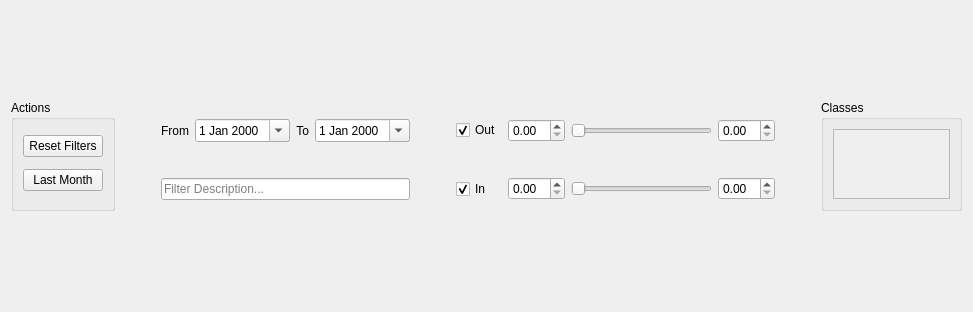
Qt form piggy_bank/ui/filter_tools.ui (pbertoni89/piggy-bank) before a commit.
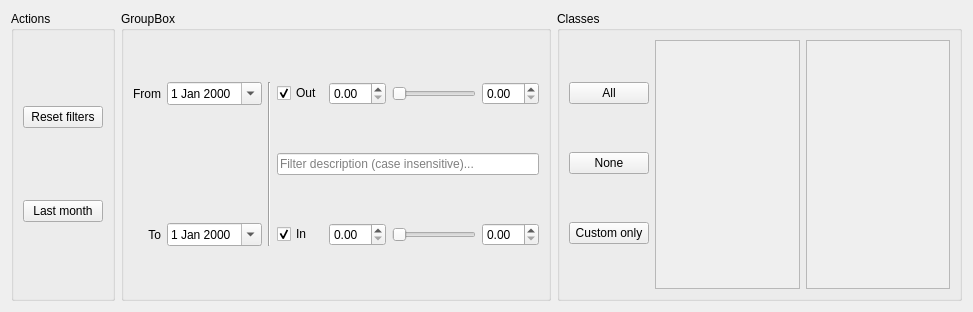
The same form after that commit. Custom widgets are drawn as their Qt base class.

Commit message: Filter panel: All/None/Custom only class buttons, custom and auto areas

```diff
--- a/piggy_bank/ui/filter_tools.ui
+++ b/piggy_bank/ui/filter_tools.ui
@@ -13,10 +13,8 @@
   <property name="windowTitle">
    <string>Form</string>
   </property>
-  <layout class="QVBoxLayout" name="verticalLayout">
+  <layout class="QHBoxLayout" name="horizontalLayout_3">
    <item>
-    <layout class="QGridLayout" name="gridLayout">
-     <item row="0" column="0" rowspan="2">
       <widget class="QGroupBox" name="qgb_actions">
        <property name="title">
         <string>Actions</string>
@@ -25,130 +23,64 @@
         <item>
          <widget class="QPushButton" name="qpb_reset">
           <property name="text">
-           <string>Reset Filters</string>
+         <string>Reset filters</string>
           </property>
          </widget>
         </item>
         <item>
          <widget class="QPushButton" name="qpb_last_month">
           <property name="text">
-           <string>Last Month</string>
+         <string>Last month</string>
           </property>
          </widget>
         </item>
        </layout>
       </widget>
      </item>
-     <item row="0" column="7">
-      <widget class="QCheckBox" name="qchk_out">
+   <item>
+    <widget class="QGroupBox" name="groupBox">
+     <property name="title">
+      <string>GroupBox</string>
+     </property>
+     <layout class="QGridLayout" name="gridLayout_2">
+      <item row="2" column="3">
+       <widget class="QCheckBox" name="qchk_in">
        <property name="text">
-        <string>Out</string>
+         <string>In</string>
        </property>
        <property name="checked">
         <bool>true</bool>
        </property>
       </widget>
      </item>
-     <item row="1" column="8">
-      <widget class="QDoubleSpinBox" name="qsb_in_min">
-       <property name="keyboardTracking">
-        <bool>false</bool>
-       </property>
-       <property name="decimals">
-        <number>2</number>
-       </property>
-       <property name="singleStep">
-        <double>10.000000000000000</double>
-       </property>
-      </widget>
-     </item>
-     <item row="1" column="10">
-      <widget class="QDoubleSpinBox" name="qsb_in_max">
-       <property name="keyboardTracking">
-        <bool>false</bool>
-       </property>
-       <property name="decimals">
-        <number>2</number>
-       </property>
-       <property name="singleStep">
-        <double>10.000000000000000</double>
-       </property>
-      </widget>
-     </item>
-     <item row="1" column="9">
+      <item row="2" column="5">
       <widget class="QDoubleRangeSlider" name="qrs_in">
        <property name="orientation">
         <enum>Qt::Orientation::Horizontal</enum>
        </property>
       </widget>
      </item>
-     <item row="1" column="11">
-      <spacer name="horizontalSpacer_4">
-       <property name="orientation">
-        <enum>Qt::Orientation::Horizontal</enum>
-       </property>
-       <property name="sizeType">
-        <enum>QSizePolicy::Policy::Maximum</enum>
-       </property>
-       <property name="sizeHint" stdset="0">
-        <size>
-         <width>40</width>
-         <height>20</height>
-        </size>
-       </property>
-      </spacer>
-     </item>
-     <item row="0" column="2">
-      <widget class="QLabel" name="label">
-       <property name="text">
-        <string>From</string>
-       </property>
-       <property name="alignment">
-        <set>Qt::AlignmentFlag::AlignRight|Qt::AlignmentFlag::AlignTrailing|Qt::AlignmentFlag::AlignVCenter</set>
+      <item row="2" column="6">
+       <widget class="QDoubleSpinBox" name="qsb_in_max">
+        <property name="keyboardTracking">
+         <bool>false</bool>
+        </property>
+        <property name="decimals">
+         <number>2</number>
+        </property>
+        <property name="singleStep">
+         <double>10.000000000000000</double>
        </property>
       </widget>
      </item>
      <item row="0" column="5">
-      <widget class="QDateEdit" name="qde_end">
-       <property name="calendarPopup">
-        <bool>true</bool>
+       <widget class="QDoubleRangeSlider" name="qrs_out">
+        <property name="orientation">
+         <enum>Qt::Orientation::Horizontal</enum>
        </property>
       </widget>
      </item>
-     <item row="0" column="12" rowspan="2">
-      <widget class="QGroupBox" name="qgb_classes">
-       <property name="title">
-        <string>Classes</string>
-       </property>
-       <layout class="QVBoxLayout" name="verticalLayout_4">
-        <item>
-         <widget class="QScrollArea" name="qsa_classes">
-          <property name="verticalScrollBarPolicy">
-           <enum>Qt::ScrollBarPolicy::ScrollBarAlwaysOff</enum>
-          </property>
-          <property name="horizontalScrollBarPolicy">
-           <enum>Qt::ScrollBarPolicy::ScrollBarAsNeeded</enum>
-          </property>
-          <property name="widgetResizable">
-           <bool>true</bool>
-          </property>
-          <widget class="QWidget" name="qsaw_classes">
-           <property name="geometry">
-            <rect>
-             <x>0</x>
-             <y>0</y>
-             <width>86</width>
-             <height>127</height>
-            </rect>
-           </property>
-           <layout class="QGridLayout" name="qgl_classes"/>
-          </widget>
-         </widget>
-        </item>
-       </layout>
-      </widget>
-     </item>
-     <item row="0" column="10">
+      <item row="0" column="6">
       <widget class="QDoubleSpinBox" name="qsb_out_max">
        <property name="keyboardTracking">
         <bool>false</bool>
@@ -161,51 +93,64 @@
        </property>
       </widget>
      </item>
-     <item row="0" column="8">
-      <widget class="QDoubleSpinBox" name="qsb_out_min">
-       <property name="keyboardTracking">
-        <bool>false</bool>
-       </property>
-       <property name="decimals">
-        <number>2</number>
-       </property>
-       <property name="singleStep">
-        <double>10.000000000000000</double>
+      <item row="0" column="0">
+       <widget class="QLabel" name="label">
+        <property name="text">
+         <string>From</string>
+        </property>
+        <property name="alignment">
+         <set>Qt::AlignmentFlag::AlignRight|Qt::AlignmentFlag::AlignTrailing|Qt::AlignmentFlag::AlignVCenter</set>
        </property>
       </widget>
      </item>
-     <item row="0" column="3">
+      <item row="0" column="1">
       <widget class="QDateEdit" name="qde_start">
        <property name="calendarPopup">
         <bool>true</bool>
        </property>
       </widget>
      </item>
-     <item row="0" column="9">
-      <widget class="QDoubleRangeSlider" name="qrs_out">
-       <property name="orientation">
-        <enum>Qt::Orientation::Horizontal</enum>
-       </property>
-      </widget>
-     </item>
-     <item row="1" column="2" colspan="4">
+      <item row="1" column="3" colspan="4">
       <widget class="QLineEdit" name="qle_description">
        <property name="placeholderText">
-        <string>Filter Description...</string>
-       </property>
-      </widget>
-     </item>
-     <item row="1" column="7">
-      <widget class="QCheckBox" name="qchk_in">
-       <property name="text">
-        <string>In</string>
-       </property>
-       <property name="checked">
-        <bool>true</bool>
+         <string>Filter description (case insensitive)...</string>
        </property>
       </widget>
      </item>
      <item row="0" column="4">
+       <widget class="QDoubleSpinBox" name="qsb_out_min">
+        <property name="keyboardTracking">
+         <bool>false</bool>
+        </property>
+        <property name="decimals">
+         <number>2</number>
+        </property>
+        <property name="singleStep">
+         <double>10.000000000000000</double>
+        </property>
+       </widget>
+      </item>
+      <item row="2" column="4">
+       <widget class="QDoubleSpinBox" name="qsb_in_min">
+        <property name="keyboardTracking">
+         <bool>false</bool>
+        </property>
+        <property name="decimals">
+         <number>2</number>
+        </property>
+        <property name="singleStep">
+         <double>10.000000000000000</double>
+        </property>
+       </widget>
+      </item>
+      <item row="2" column="1">
+       <widget class="QDateEdit" name="qde_end">
+        <property name="calendarPopup">
+         <bool>true</bool>
+        </property>
+       </widget>
+      </item>
+      <item row="2" column="0">
       <widget class="QLabel" name="label_2">
        <property name="text">
         <string>To</string>
@@ -215,39 +160,107 @@
        </property>
       </widget>
      </item>
-     <item row="0" column="1">
-      <spacer name="horizontalSpacer_2">
+      <item row="0" column="3">
+       <widget class="QCheckBox" name="qchk_out">
+        <property name="text">
+         <string>Out</string>
+        </property>
+        <property name="checked">
+         <bool>true</bool>
+        </property>
+       </widget>
+      </item>
+      <item row="0" column="2" rowspan="3">
+       <widget class="Line" name="line">
        <property name="orientation">
-        <enum>Qt::Orientation::Horizontal</enum>
-       </property>
-       <property name="sizeType">
-        <enum>QSizePolicy::Policy::Maximum</enum>
-       </property>
-       <property name="sizeHint" stdset="0">
-        <size>
-         <width>40</width>
-         <height>20</height>
-        </size>
-       </property>
-      </spacer>
-     </item>
-     <item row="0" column="6">
-      <spacer name="horizontalSpacer">
-       <property name="orientation">
-        <enum>Qt::Orientation::Horizontal</enum>
-       </property>
-       <property name="sizeType">
-        <enum>QSizePolicy::Policy::Maximum</enum>
-       </property>
-       <property name="sizeHint" stdset="0">
-        <size>
-         <width>40</width>
-         <height>20</height>
-        </size>
-       </property>
-      </spacer>
-     </item>
-    </layout>
+         <enum>Qt::Orientation::Vertical</enum>
+        </property>
+       </widget>
+      </item>
+     </layout>
+    </widget>
+   </item>
+   <item>
+    <widget class="QGroupBox" name="qgb_classes">
+     <property name="title">
+      <string>Classes</string>
+     </property>
+     <layout class="QHBoxLayout" name="horizontalLayout">
+      <item>
+       <layout class="QVBoxLayout" name="verticalLayout_3">
+        <item>
+         <widget class="QPushButton" name="qpb_classes_all">
+          <property name="text">
+           <string>All</string>
+          </property>
+         </widget>
+        </item>
+        <item>
+         <widget class="QPushButton" name="qpb_classes_none">
+          <property name="text">
+           <string>None</string>
+          </property>
+         </widget>
+        </item>
+        <item>
+         <widget class="QPushButton" name="qpb_classes_custom_only">
+          <property name="text">
+           <string>Custom only</string>
+          </property>
+         </widget>
+        </item>
+       </layout>
+      </item>
+      <item>
+       <widget class="QScrollArea" name="qsa_classes_custom">
+        <property name="verticalScrollBarPolicy">
+         <enum>Qt::ScrollBarPolicy::ScrollBarAlwaysOff</enum>
+        </property>
+        <property name="horizontalScrollBarPolicy">
+         <enum>Qt::ScrollBarPolicy::ScrollBarAsNeeded</enum>
+        </property>
+        <property name="widgetResizable">
+         <bool>true</bool>
+        </property>
+        <widget class="QWidget" name="qsaw_classes_custom">
+         <property name="geometry">
+          <rect>
+           <x>0</x>
+           <y>0</y>
+           <width>124</width>
+           <height>247</height>
+          </rect>
+         </property>
+         <layout class="QGridLayout" name="qgl_classes_3"/>
+        </widget>
+       </widget>
+      </item>
+      <item>
+       <widget class="QScrollArea" name="qsa_classes_auto">
+        <property name="verticalScrollBarPolicy">
+         <enum>Qt::ScrollBarPolicy::ScrollBarAlwaysOff</enum>
+        </property>
+        <property name="horizontalScrollBarPolicy">
+         <enum>Qt::ScrollBarPolicy::ScrollBarAsNeeded</enum>
+        </property>
+        <property name="widgetResizable">
+         <bool>true</bool>
+        </property>
+        <widget class="QWidget" name="qsaw_classes_auto">
+         <property name="geometry">
+          <rect>
+           <x>0</x>
+           <y>0</y>
+           <width>124</width>
+           <height>247</height>
+          </rect>
+         </property>
+         <layout class="QGridLayout" name="qgl_classes"/>
+        </widget>
+       </widget>
+      </item>
+     </layout>
+    </widget>
    </item>
   </layout>
  </widget>
```
Lines whose indentation alone changed are shown as unchanged. The commit also changes 8 other files.
